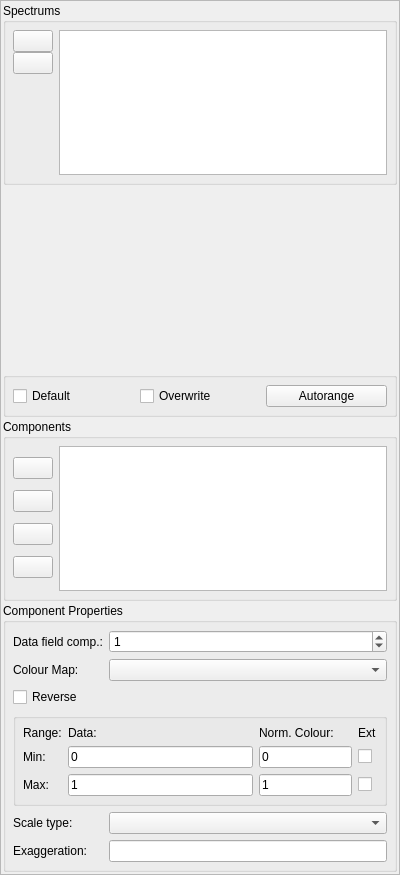
This is res/designer/spectrumeditorwidget.ui in tsalemink/neon as Qt 5 draws it before an edit. The edited form follows.
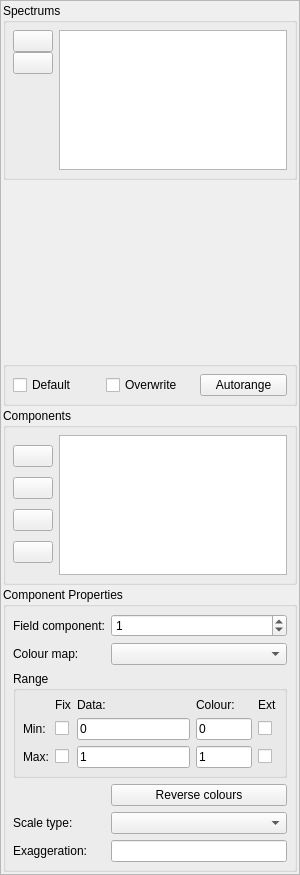
This is the edited form. Icons and pictures are not drawn. Custom widgets are drawn as their Qt base class.

Commit message:
Add spectrum editor fix min/max, reverse button
Add controls to fix data range minimum and maximum.
Remove use of reverse mode, replace with reverse colours button to swap colour minimum and maximum.
Replace prior spectrum autorange code with call to new Zinc spectrum autorange method.

The edit to the form file:
```diff
--- a/res/designer/spectrumeditorwidget.ui
+++ b/res/designer/spectrumeditorwidget.ui
@@ -6,7 +6,7 @@
    <rect>
     <x>0</x>
     <y>0</y>
-    <width>400</width>
+    <width>300</width>
     <height>875</height>
    </rect>
   </property>
@@ -30,7 +30,7 @@
        <rect>
         <x>0</x>
         <y>0</y>
-        <width>398</width>
+        <width>298</width>
         <height>873</height>
        </rect>
       </property>
@@ -129,7 +129,6 @@
            <height>40</height>
           </size>
          </property>
-         <zorder>groupBoxSpectrumProperties</zorder>
         </widget>
        </item>
        <item>
@@ -277,12 +276,12 @@
            <number>7</number>
           </property>
           <item row="1" column="0">
-           <widget class="QLabel" name="label_3">
+           <widget class="QLabel" name="labelFieldComponent">
             <property name="toolTip">
              <string>Index of component to use from data field</string>
             </property>
             <property name="text">
-             <string>Data field comp.:</string>
+             <string>Field component:</string>
             </property>
            </widget>
           </item>
@@ -297,89 +296,43 @@
            </widget>
           </item>
           <item row="2" column="0">
-           <widget class="QLabel" name="label">
+           <widget class="QLabel" name="labelColourMap">
             <property name="text">
-             <string>Colour Map:</string>
+             <string>Colour map:</string>
             </property>
            </widget>
           </item>
           <item row="2" column="1">
            <widget class="QComboBox" name="comboBoxColourMap"/>
           </item>
-          <item row="3" column="0">
-           <widget class="QCheckBox" name="checkBoxReverse">
-            <property name="text">
-             <string>Reverse</string>
-            </property>
-           </widget>
-          </item>
-          <item row="7" column="0" colspan="2">
+          <item row="6" column="0" colspan="2">
            <widget class="QGroupBox" name="groupBox_3">
             <property name="title">
-             <string/>
+             <string>Range</string>
             </property>
             <layout class="QGridLayout" name="gridLayout">
              <property name="margin">
               <number>7</number>
              </property>
              <item row="1" column="1">
-              <widget class="QLineEdit" name="lineEditDataRangeMin">
-               <property name="sizePolicy">
-                <sizepolicy hsizetype="Expanding" vsizetype="Fixed">
-                 <horstretch>2</horstretch>
-                 <verstretch>0</verstretch>
-                </sizepolicy>
-               </property>
+              <widget class="QCheckBox" name="checkBoxFixMinimum">
                <property name="text">
-                <string>0</string>
+                <string/>
                </property>
               </widget>
              </item>
-             <item row="1" column="0">
-              <widget class="QLabel" name="label_7">
-               <property name="toolTip">
-                <string>Component to use from data field</string>
-               </property>
+             <item row="1" column="4">
+              <widget class="QCheckBox" name="checkBoxExtendBelow">
                <property name="text">
-                <string>Min:</string>
-               </property>
-              </widget>
-             </item>
-             <item row="0" column="2">
-              <widget class="QLabel" name="label_5">
-               <property name="text">
-                <string>Norm. Colour:</string>
-               </property>
-              </widget>
-             </item>
-             <item row="2" column="1">
-              <widget class="QLineEdit" name="lineEditDataRangeMax">
-               <property name="sizePolicy">
-                <sizepolicy hsizetype="Expanding" vsizetype="Fixed">
-                 <horstretch>2</horstretch>
-                 <verstretch>0</verstretch>
-                </sizepolicy>
-               </property>
-               <property name="text">
-                <string>1</string>
-               </property>
-              </widget>
-             </item>
-             <item row="0" column="1">
-              <widget class="QLabel" name="label_6">
-               <property name="toolTip">
-                <string>Component to use from data field</string>
-               </property>
-               <property name="text">
-                <string>Data:</string>
+                <string/>
                </property>
               </widget>
              </item>
              <item row="2" column="2">
-              <widget class="QLineEdit" name="lineEditColourRangeMax">
+              <widget class="QLineEdit" name="lineEditDataRangeMax">
                <property name="sizePolicy">
                 <sizepolicy hsizetype="Expanding" vsizetype="Fixed">
-                 <horstretch>1</horstretch>
+                 <horstretch>2</horstretch>
                  <verstretch>0</verstretch>
                 </sizepolicy>
                </property>
@@ -388,21 +341,8 @@
                </property>
               </widget>
              </item>
-             <item row="1" column="2">
-              <widget class="QLineEdit" name="lineEditColourRangeMin">
-               <property name="sizePolicy">
-                <sizepolicy hsizetype="Expanding" vsizetype="Fixed">
-                 <horstretch>1</horstretch>
-                 <verstretch>0</verstretch>
-                </sizepolicy>
-               </property>
-               <property name="text">
-                <string>0</string>
-               </property>
-              </widget>
-             </item>
              <item row="2" column="0">
-              <widget class="QLabel" name="label_8">
+              <widget class="QLabel" name="labelRangeMaximum">
                <property name="toolTip">
                 <string>Component to use from data field</string>
                </property>
@@ -411,57 +351,130 @@
                </property>
               </widget>
              </item>
-             <item row="0" column="0">
-              <widget class="QLabel" name="label_9">
+             <item row="0" column="3">
+              <widget class="QLabel" name="labelRangeColour">
                <property name="text">
-                <string>Range:</string>
+                <string>Colour:</string>
                </property>
               </widget>
              </item>
-             <item row="1" column="3">
-              <widget class="QCheckBox" name="checkBoxExtendBelow">
+             <item row="1" column="0">
+              <widget class="QLabel" name="labelRangeMinimum">
+               <property name="toolTip">
+                <string>Component to use from data field</string>
+               </property>
+               <property name="text">
+                <string>Min:</string>
+               </property>
+              </widget>
+             </item>
+             <item row="1" column="2">
+              <widget class="QLineEdit" name="lineEditDataRangeMin">
+               <property name="sizePolicy">
+                <sizepolicy hsizetype="Expanding" vsizetype="Fixed">
+                 <horstretch>2</horstretch>
+                 <verstretch>0</verstretch>
+                </sizepolicy>
+               </property>
+               <property name="text">
+                <string>0</string>
+               </property>
+              </widget>
+             </item>
+             <item row="2" column="1">
+              <widget class="QCheckBox" name="checkBoxFixMaximum">
                <property name="text">
                 <string/>
                </property>
               </widget>
              </item>
              <item row="2" column="3">
+              <widget class="QLineEdit" name="lineEditColourRangeMax">
+               <property name="sizePolicy">
+                <sizepolicy hsizetype="Expanding" vsizetype="Fixed">
+                 <horstretch>1</horstretch>
+                 <verstretch>0</verstretch>
+                </sizepolicy>
+               </property>
+               <property name="text">
+                <string>1</string>
+               </property>
+              </widget>
+             </item>
+             <item row="2" column="4">
               <widget class="QCheckBox" name="checkBoxExtendAbove">
                <property name="text">
                 <string/>
                </property>
               </widget>
              </item>
-             <item row="0" column="3">
-              <widget class="QLabel" name="label_10">
+             <item row="0" column="4">
+              <widget class="QLabel" name="labelRangeExtend">
                <property name="text">
                 <string>Ext</string>
                </property>
               </widget>
              </item>
+             <item row="1" column="3">
+              <widget class="QLineEdit" name="lineEditColourRangeMin">
+               <property name="sizePolicy">
+                <sizepolicy hsizetype="Expanding" vsizetype="Fixed">
+                 <horstretch>1</horstretch>
+                 <verstretch>0</verstretch>
+                </sizepolicy>
+               </property>
+               <property name="text">
+                <string>0</string>
+               </property>
+              </widget>
+             </item>
+             <item row="0" column="2">
+              <widget class="QLabel" name="labelRangeData">
+               <property name="toolTip">
+                <string>Component to use from data field</string>
+               </property>
+               <property name="text">
+                <string>Data:</string>
+               </property>
+              </widget>
+             </item>
+             <item row="0" column="1">
+              <widget class="QLabel" name="labelRangeFix">
+               <property name="text">
+                <string>Fix</string>
+               </property>
+              </widget>
+             </item>
             </layout>
            </widget>
           </item>
-          <item row="9" column="1">
-           <widget class="QLineEdit" name="lineEditExaggeration"/>
-          </item>
-          <item row="8" column="1">
-           <widget class="QComboBox" name="comboBoxScale"/>
-          </item>
           <item row="8" column="0">
-           <widget class="QLabel" name="label_2">
+           <widget class="QLabel" name="labelScaleType">
             <property name="text">
              <string>Scale type:</string>
             </property>
            </widget>
           </item>
+          <item row="8" column="1">
+           <widget class="QComboBox" name="comboBoxScale"/>
+          </item>
           <item row="9" column="0">
-           <widget class="QLabel" name="label_4">
+           <widget class="QLabel" name="labelExaggeration">
             <property name="text">
              <string>Exaggeration:</string>
             </property>
            </widget>
           </item>
+          <item row="9" column="1">
+           <widget class="QLineEdit" name="lineEditExaggeration"/>
+          </item>
+          <item row="7" column="1">
+           <widget class="QPushButton" name="pushButtonReverseColours">
+            <property name="text">
+             <string>Reverse colours</string>
+            </property>
+           </widget>
+          </item>
          </layout>
         </widget>
        </item>
```
The commit also changes 2 other files.
